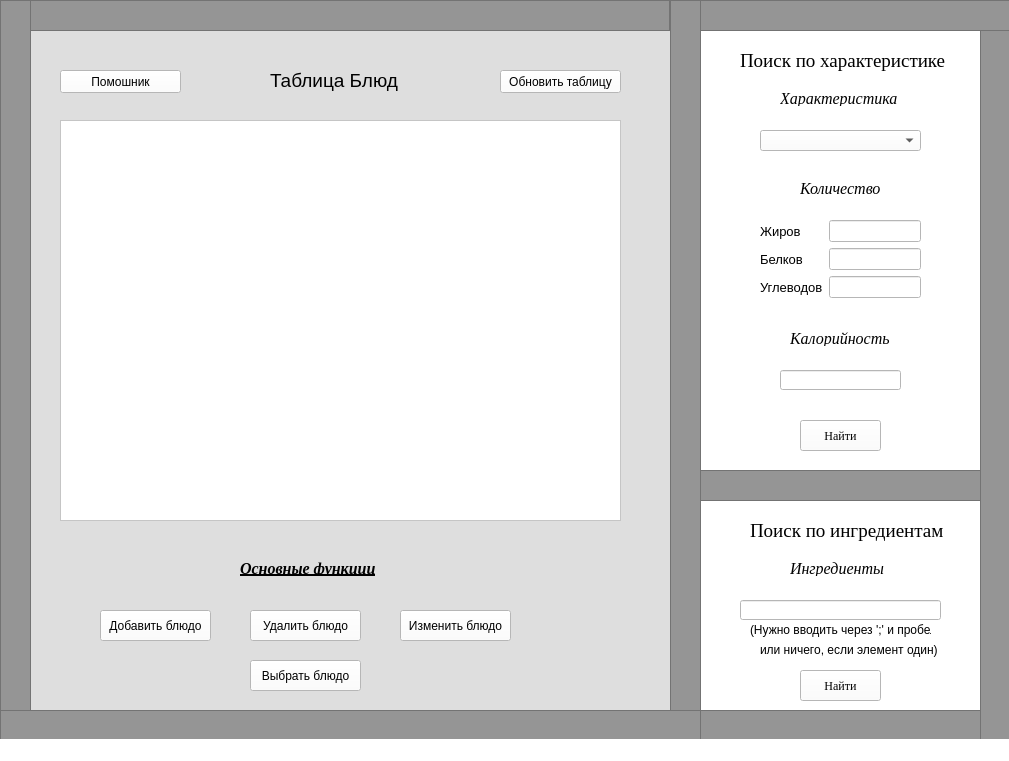
Glebosh/Yandex_Project1, file table.ui: the form before one commit.
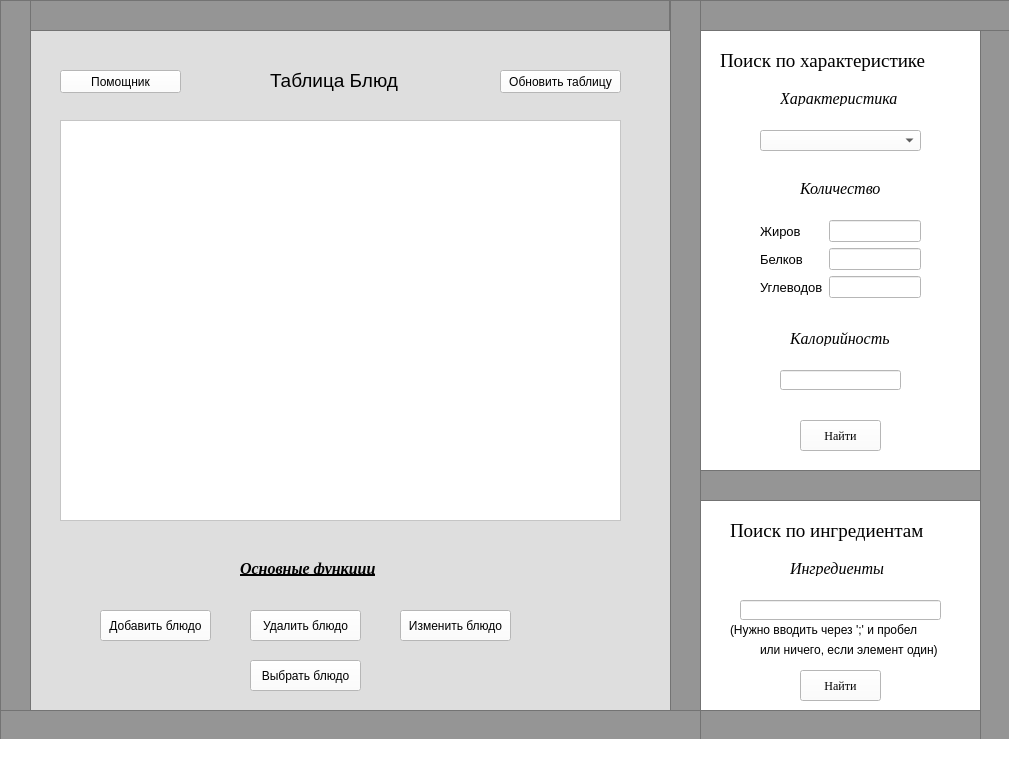
The form after the commit.

The edit to the form file:
```diff
--- a/table.ui
+++ b/table.ui
@@ -70,7 +70,7 @@
      <rect>
       <x>780</x>
       <y>90</y>
-      <width>131</width>
+      <width>151</width>
       <height>16</height>
      </rect>
     </property>
@@ -90,7 +90,7 @@
      <rect>
       <x>800</x>
       <y>180</y>
-      <width>91</width>
+      <width>121</width>
       <height>16</height>
      </rect>
     </property>
@@ -111,7 +111,7 @@
       <x>760</x>
       <y>220</y>
       <width>161</width>
-      <height>80</height>
+      <height>82</height>
      </rect>
     </property>
     <layout class="QFormLayout" name="formLayout">
@@ -173,7 +173,7 @@
      <rect>
       <x>790</x>
       <y>330</y>
-      <width>111</width>
+      <width>141</width>
       <height>16</height>
      </rect>
     </property>
@@ -227,9 +227,9 @@
    <widget class="QLabel" name="label_9">
     <property name="geometry">
      <rect>
-      <x>740</x>
+      <x>720</x>
       <y>50</y>
-      <width>211</width>
+      <width>251</width>
       <height>21</height>
      </rect>
     </property>
@@ -302,7 +302,7 @@
       <rect>
        <x>210</x>
        <y>530</y>
-       <width>141</width>
+       <width>171</width>
        <height>16</height>
       </rect>
      </property>
@@ -329,7 +329,7 @@
       <rect>
        <x>240</x>
        <y>40</y>
-       <width>141</width>
+       <width>161</width>
        <height>21</height>
       </rect>
      </property>
@@ -390,7 +390,7 @@
       <string notr="true">background-color: rgb(255, 255, 255);</string>
      </property>
      <property name="text">
-      <string>Помошник</string>
+      <string>Помощник</string>
      </property>
     </widget>
    </widget>
@@ -454,9 +454,9 @@
    <widget class="QLabel" name="label_10">
     <property name="geometry">
      <rect>
-      <x>750</x>
+      <x>730</x>
       <y>520</y>
-      <width>211</width>
+      <width>241</width>
       <height>21</height>
      </rect>
     </property>
@@ -486,7 +486,7 @@
      <rect>
       <x>790</x>
       <y>560</y>
-      <width>101</width>
+      <width>131</width>
       <height>16</height>
      </rect>
     </property>
@@ -599,9 +599,9 @@
    <widget class="QLabel" name="label_12">
     <property name="geometry">
      <rect>
-      <x>750</x>
+      <x>730</x>
       <y>620</y>
-      <width>181</width>
+      <width>221</width>
       <height>20</height>
      </rect>
     </property>
@@ -614,7 +614,7 @@
      <rect>
       <x>760</x>
       <y>640</y>
-      <width>181</width>
+      <width>201</width>
       <height>20</height>
      </rect>
     </property>
```
Left out of the diff: 3 changed lines with no effect on the pictures.
